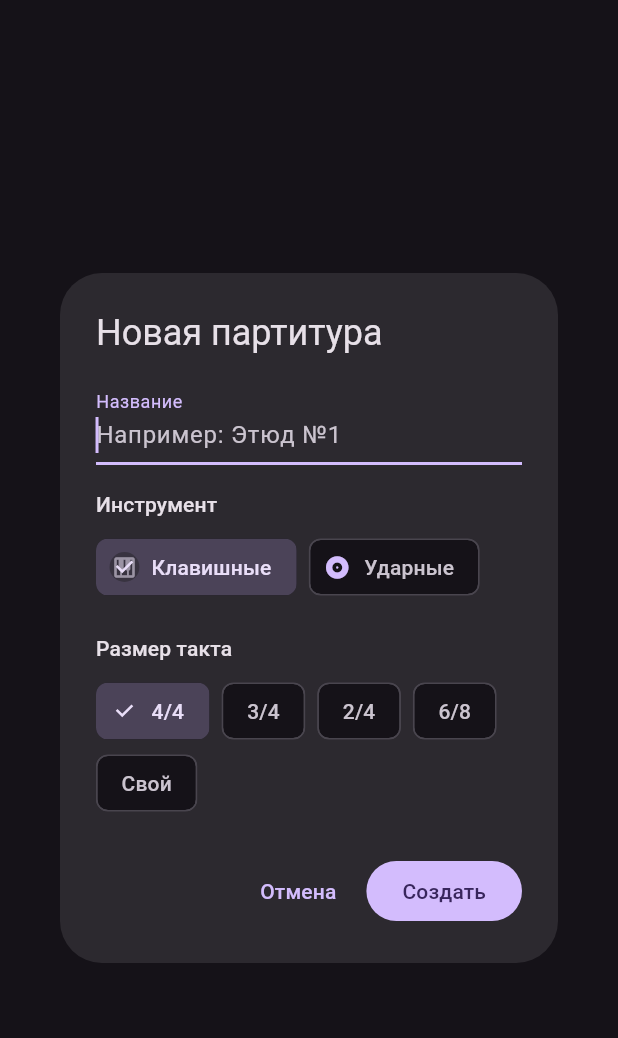
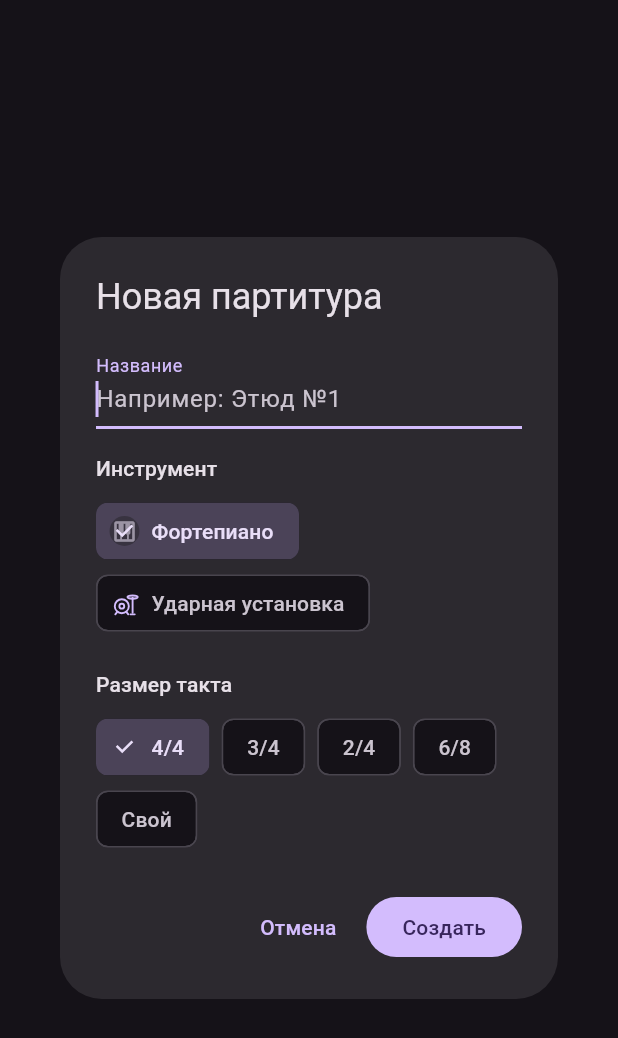
Before and after one commit to IlyaSkorik/scoreflow, a Flutter app: the _NewScoreDialog widget shown alone on an empty page, opened directly, on a phone screen of 412 x 824 dp. Shown: the top 1038 px of the screen. Run offline on Flutter 3.47's test engine with Material 3 defaults, Android fonts, the phone set to English and light mode, and no system bars; missing offline and left inert: flutter_inappwebview.

Commit message:
feat: drum-kit icon, instrument labels & custom time signature dialog fixes
- Add vector drum-kit icon (CustomPainter: bass drum + cymbal on a
  stand) via InstrumentIcon widget; replaces the vinyl-record icon in
  the library card and instrument picker chips
- Rename instrument labels: "Клавишные" → "Фортепиано",
  "Ударные" → "Ударная установка"
- Fill the next rest after a selected note on input
- Align the custom time signature fields (beats input + denominator
  dropdown) using consistent dense outlined form fields

```diff
--- a/lib/models/score.dart
+++ b/lib/models/score.dart
@@ -22,8 +22,8 @@ enum InstrumentType {
       };
 
   String get label => switch (this) {
-        InstrumentType.piano => 'Клавишные',
-        InstrumentType.drums => 'Ударные',
+        InstrumentType.piano => 'Фортепиано',
+        InstrumentType.drums => 'Ударная установка',
       };
 }
 
--- a/lib/screens/library_screen.dart
+++ b/lib/screens/library_screen.dart
@@ -3,6 +3,7 @@ import 'package:uuid/uuid.dart';
 
 import '../data/score_repository.dart';
 import '../models/score.dart';
+import '../widgets/instrument_icon.dart';
 import 'editor_screen.dart';
 
 /// «Кабинет» — локальная библиотека партитур: список, создание, удаление.
@@ -131,12 +132,11 @@ class _ScoreCard extends StatelessWidget {
 
   @override
   Widget build(BuildContext context) {
-    final isDrums = score.instrument == InstrumentType.drums;
     return Card(
       clipBehavior: Clip.antiAlias,
       child: ListTile(
         leading: CircleAvatar(
-          child: Icon(isDrums ? Icons.album : Icons.piano),
+          child: InstrumentIcon(score.instrument),
         ),
         title: Text(
           score.title,
@@ -262,10 +262,7 @@ class _NewScoreDialogState extends State<_NewScoreDialog> {
               children: [
                 for (final i in InstrumentType.values)
                   ChoiceChip(
-                    avatar: Icon(
-                      i == InstrumentType.drums ? Icons.album : Icons.piano,
-                      size: 18,
-                    ),
+                    avatar: InstrumentIcon(i, size: 18),
                     label: Text(i.label),
                     selected: _instrument == i,
                     onSelected: (_) => setState(() => _instrument = i),
@@ -293,7 +290,7 @@ class _NewScoreDialogState extends State<_NewScoreDialog> {
                 crossAxisAlignment: CrossAxisAlignment.center,
                 children: [
                   SizedBox(
-                    width: 72,
+                    width: 84,
                     child: TextField(
                       controller: _beatsCtrl,
                       keyboardType: TextInputType.number,
@@ -301,6 +298,8 @@ class _NewScoreDialogState extends State<_NewScoreDialog> {
                       onChanged: (_) => setState(() {}),
                       decoration: const InputDecoration(
                         labelText: 'Долей',
+                        isDense: true,
+                        border: OutlineInputBorder(),
                       ),
                     ),
                   ),
@@ -308,14 +307,23 @@ class _NewScoreDialogState extends State<_NewScoreDialog> {
                     padding: EdgeInsets.symmetric(horizontal: 10),
                     child: Text('/', style: TextStyle(fontSize: 24)),
                   ),
-                  DropdownButton<int>(
-                    value: _customBeatValue,
+                  SizedBox(
+                    width: 96,
+                    child: DropdownButtonFormField<int>(
+                      initialValue: _customBeatValue,
+                      isDense: true,
+                      decoration: const InputDecoration(
+                        labelText: 'Длит.',
+                        isDense: true,
+                        border: OutlineInputBorder(),
+                      ),
                       items: [
                         for (final v in _beatValues)
                           DropdownMenuItem(value: v, child: Text('$v')),
                       ],
                       onChanged: (v) =>
                           setState(() => _customBeatValue = v ?? 4),
+                    ),
                   ),
                 ],
               ),
--- /dev/null
+++ b/lib/widgets/instrument_icon.dart
@@ -0,0 +1,77 @@
+import 'package:flutter/material.dart';
+
+import '../models/score.dart';
+
+/// Иконка инструмента. Фортепиано — стандартная Material-иконка,
+/// ударная установка — векторный глиф (бас-барабан + тарелка на стойке),
+/// которого нет в наборе Material Icons.
+///
+/// Цвет берётся из [color] либо из текущего [IconTheme] — поэтому виджет
+/// одинаково корректно смотрится и в чипе, и в [CircleAvatar].
+class InstrumentIcon extends StatelessWidget {
+  final InstrumentType instrument;
+  final double size;
+  final Color? color;
+
+  const InstrumentIcon(
+    this.instrument, {
+    super.key,
+    this.size = 24,
+    this.color,
+  });
+
+  @override
+  Widget build(BuildContext context) {
+    final c = color ??
+        IconTheme.of(context).color ??
+        Theme.of(context).colorScheme.onSurface;
+
+    if (instrument == InstrumentType.piano) {
+      return Icon(Icons.piano, size: size, color: c);
+    }
+    return SizedBox(
+      width: size,
+      height: size,
+      child: CustomPaint(painter: _DrumKitPainter(c)),
+    );
+  }
+}
+
+class _DrumKitPainter extends CustomPainter {
+  final Color color;
+  _DrumKitPainter(this.color);
+
+  @override
+  void paint(Canvas canvas, Size size) {
+    final s = size.shortestSide;
+    final stroke = Paint()
+      ..color = color
+      ..style = PaintingStyle.stroke
+      ..strokeWidth = s * 0.07
+      ..strokeCap = StrokeCap.round
+      ..strokeJoin = StrokeJoin.round;
+
+    Offset p(double x, double y) => Offset(x * s, y * s);
+
+    // --- Бас-барабан (бочка) — большой круг с порт-отверстием ---
+    final bass = p(0.40, 0.62);
+    canvas.drawCircle(bass, s * 0.26, stroke);
+    canvas.drawCircle(bass, s * 0.09, stroke);
+    // ножки бочки
+    canvas.drawLine(p(0.24, 0.82), p(0.16, 0.92), stroke);
+    canvas.drawLine(p(0.56, 0.82), p(0.64, 0.92), stroke);
+
+    // --- Тарелка на стойке (справа сверху) ---
+    // стойка + основание
+    canvas.drawLine(p(0.80, 0.30), p(0.80, 0.86), stroke);
+    canvas.drawLine(p(0.72, 0.92), p(0.88, 0.92), stroke);
+    // тарелка — плоский эллипс
+    canvas.drawOval(
+      Rect.fromCenter(center: p(0.80, 0.28), width: s * 0.38, height: s * 0.12),
+      stroke,
+    );
+  }
+
+  @override
+  bool shouldRepaint(_DrumKitPainter old) => old.color != color;
+}
```
Lines whose indentation alone changed are shown as unchanged.
